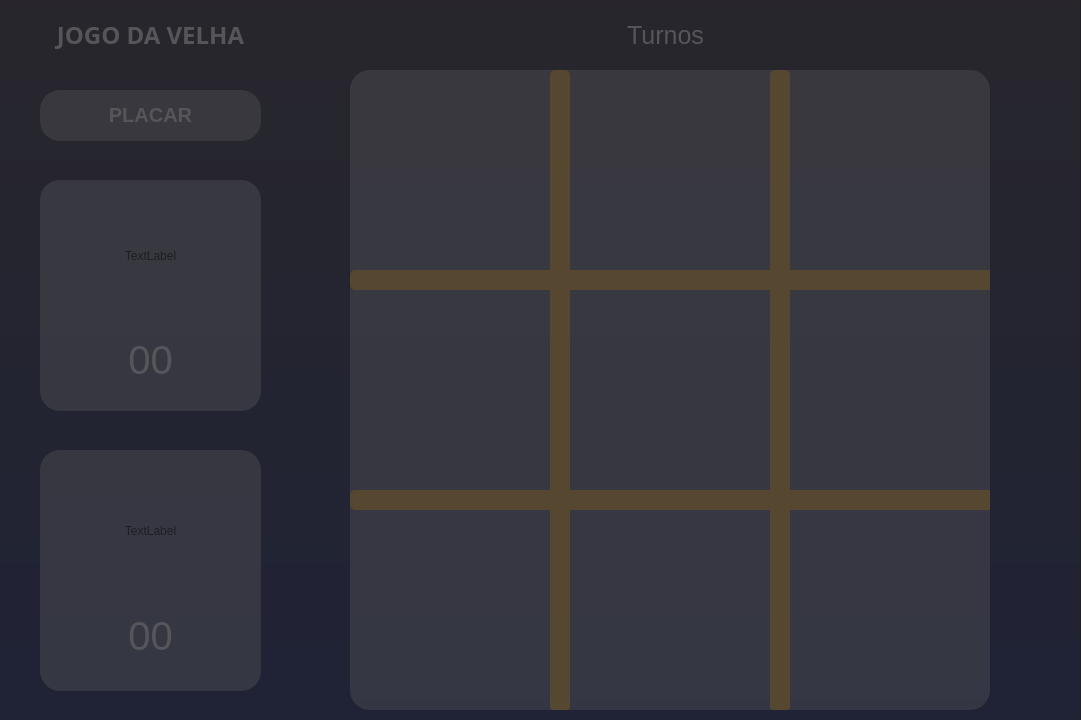
Old version of the form Game.ui in the repository PabloBezerra/Primeiro-game.
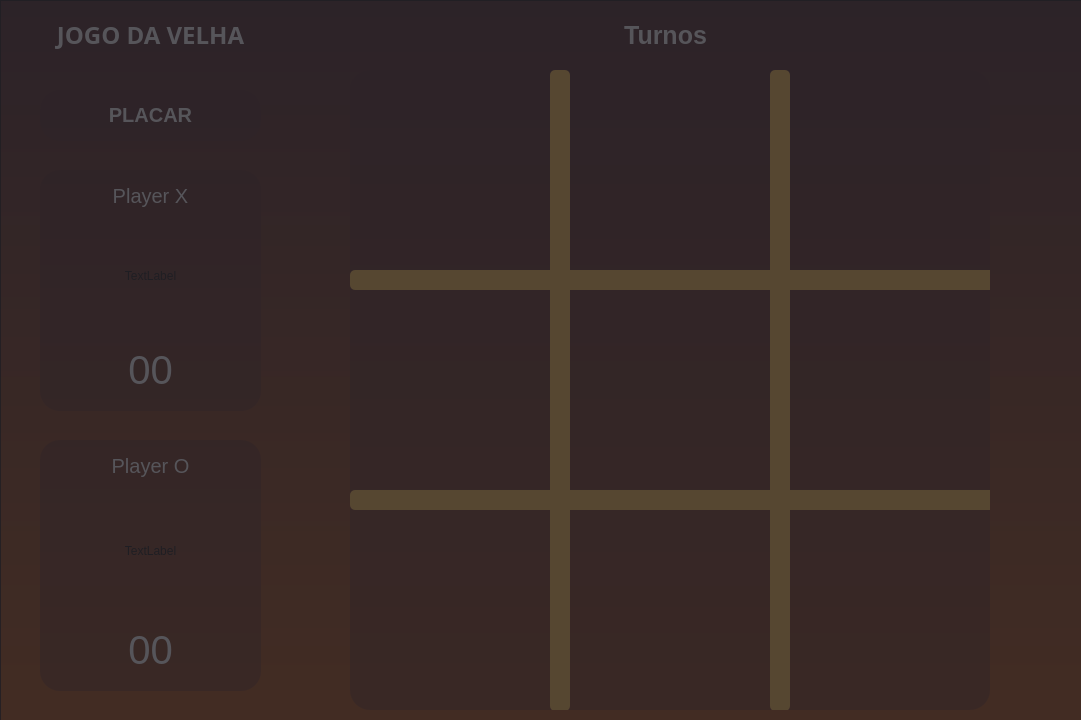
New version of the form.

```diff
--- a/Game.ui
+++ b/Game.ui
@@ -11,11 +11,10 @@
    </rect>
   </property>
   <property name="windowTitle">
-   <string>Game</string>
+   <string>Jogo da velha</string>
   </property>
   <property name="styleSheet">
-   <string notr="true">background-color: qlineargradient(spread:pad, x1:1, y1:1, x2:1, y2:0, stop:0 rgba(2, 22, 86, 255), stop:1 rgba(40, 38, 44, 255));
-</string>
+   <string notr="true">background-color: qlineargradient(spread:pad, x1:1, y1:1, x2:1, y2:0, stop:0 rgba(164, 66, 0, 255), stop:1 rgba(60, 21, 24, 255));</string>
   </property>
   <widget class="QWidget" name="centralwidget">
    <widget class="QLabel" name="placar">
@@ -29,7 +28,7 @@
     </property>
     <property name="styleSheet">
      <string notr="true">color: rgba(255, 255, 255, 254);
-background-color: rgba(255, 255, 255, 100);
+background-color: rgba(60, 21, 24, 100);
 border-radius: 20px;
 font-size:20px</string>
     </property>
@@ -46,10 +45,17 @@
       <height>51</height>
      </rect>
     </property>
+    <property name="font">
+     <font>
+      <pointsize>-1</pointsize>
+      <bold>true</bold>
+     </font>
+    </property>
     <property name="styleSheet">
      <string notr="true">background-color: rgba(255, 255, 255, 0);
 font-size: 25px;
-color: rgba(255, 255, 255,255);</string>
+color: rgba(255, 255, 255,255);
+</string>
     </property>
     <property name="text">
      <string>&lt;html&gt;&lt;head/&gt;&lt;body&gt;&lt;p align=&quot;center&quot;&gt;&lt;span style=&quot; color:#ffffff;&quot;&gt;Turnos&lt;/span&gt;&lt;/p&gt;&lt;/body&gt;&lt;/html&gt;</string>
@@ -92,7 +98,8 @@
     </property>
     <property name="styleSheet">
      <string notr="true">background-color: rgba(255, 255, 255, 100);
-border-radius: 20px;</string>
+border-radius: 20px;
+background-color: rgba(60, 21, 24, 100);</string>
     </property>
     <property name="frameShape">
      <enum>QFrame::StyledPanel</enum>
@@ -511,7 +518,7 @@
     <property name="geometry">
      <rect>
       <x>70</x>
-      <y>460</y>
+      <y>480</y>
       <width>161</width>
       <height>141</height>
      </rect>
@@ -530,7 +537,7 @@
     <property name="geometry">
      <rect>
       <x>120</x>
-      <y>606</y>
+      <y>620</y>
       <width>61</width>
       <height>61</height>
      </rect>
@@ -551,7 +558,7 @@
     <property name="geometry">
      <rect>
       <x>70</x>
-      <y>190</y>
+      <y>210</y>
       <width>161</width>
       <height>131</height>
      </rect>
@@ -570,7 +577,7 @@
     <property name="geometry">
      <rect>
       <x>120</x>
-      <y>330</y>
+      <y>340</y>
       <width>61</width>
       <height>61</height>
      </rect>
@@ -591,41 +598,41 @@
     <property name="geometry">
      <rect>
       <x>40</x>
-      <y>180</y>
-      <width>221</width>
-      <height>231</height>
-     </rect>
-    </property>
-    <property name="styleSheet">
-     <string notr="true">background-color: rgba(255, 255, 255, 100);
-border-radius: 20px;</string>
-    </property>
-    <property name="text">
-     <string/>
-    </property>
-   </widget>
-   <widget class="QLabel" name="label_2">
-    <property name="geometry">
-     <rect>
-      <x>40</x>
-      <y>450</y>
+      <y>170</y>
       <width>221</width>
       <height>241</height>
      </rect>
     </property>
     <property name="styleSheet">
-     <string notr="true">background-color: rgba(255, 255, 255, 100);
+     <string notr="true">background-color: rgba(60, 21, 24, 100);
 border-radius: 20px;</string>
     </property>
     <property name="text">
      <string/>
     </property>
    </widget>
+   <widget class="QLabel" name="label_2">
+    <property name="geometry">
+     <rect>
+      <x>40</x>
+      <y>440</y>
+      <width>221</width>
+      <height>251</height>
+     </rect>
+    </property>
+    <property name="styleSheet">
+     <string notr="true">border-radius: 20px;
+background-color: rgba(60, 21, 24, 100);</string>
+    </property>
+    <property name="text">
+     <string/>
+    </property>
+   </widget>
    <widget class="QFrame" name="cortina">
     <property name="geometry">
      <rect>
-      <x>-1</x>
-      <y>-1</y>
+      <x>0</x>
+      <y>0</y>
       <width>1082</width>
       <height>722</height>
      </rect>
@@ -640,6 +647,48 @@
      <enum>QFrame::Raised</enum>
     </property>
    </widget>
+   <widget class="QLabel" name="placar_playerx">
+    <property name="geometry">
+     <rect>
+      <x>70</x>
+      <y>180</y>
+      <width>161</width>
+      <height>31</height>
+     </rect>
+    </property>
+    <property name="styleSheet">
+     <string notr="true">background-color: rgba(255, 255, 255, 0);
+font-size: 20px;
+color: rgb(255, 255, 255);</string>
+    </property>
+    <property name="text">
+     <string>Player X</string>
+    </property>
+    <property name="alignment">
+     <set>Qt::AlignCenter</set>
+    </property>
+   </widget>
+   <widget class="QLabel" name="placar_playero">
+    <property name="geometry">
+     <rect>
+      <x>60</x>
+      <y>450</y>
+      <width>181</width>
+      <height>31</height>
+     </rect>
+    </property>
+    <property name="styleSheet">
+     <string notr="true">background-color: rgba(255, 255, 255, 0);
+font-size: 20px;
+color: rgb(255, 255, 255);</string>
+    </property>
+    <property name="text">
+     <string>Player O</string>
+    </property>
+    <property name="alignment">
+     <set>Qt::AlignCenter</set>
+    </property>
+   </widget>
    <zorder>label_2</zorder>
    <zorder>label</zorder>
    <zorder>frame_2</zorder>
@@ -650,6 +699,8 @@
    <zorder>placarO</zorder>
    <zorder>placar_imgx</zorder>
    <zorder>placarX</zorder>
+   <zorder>placar_playerx</zorder>
+   <zorder>placar_playero</zorder>
    <zorder>cortina</zorder>
   </widget>
  </widget>
```
